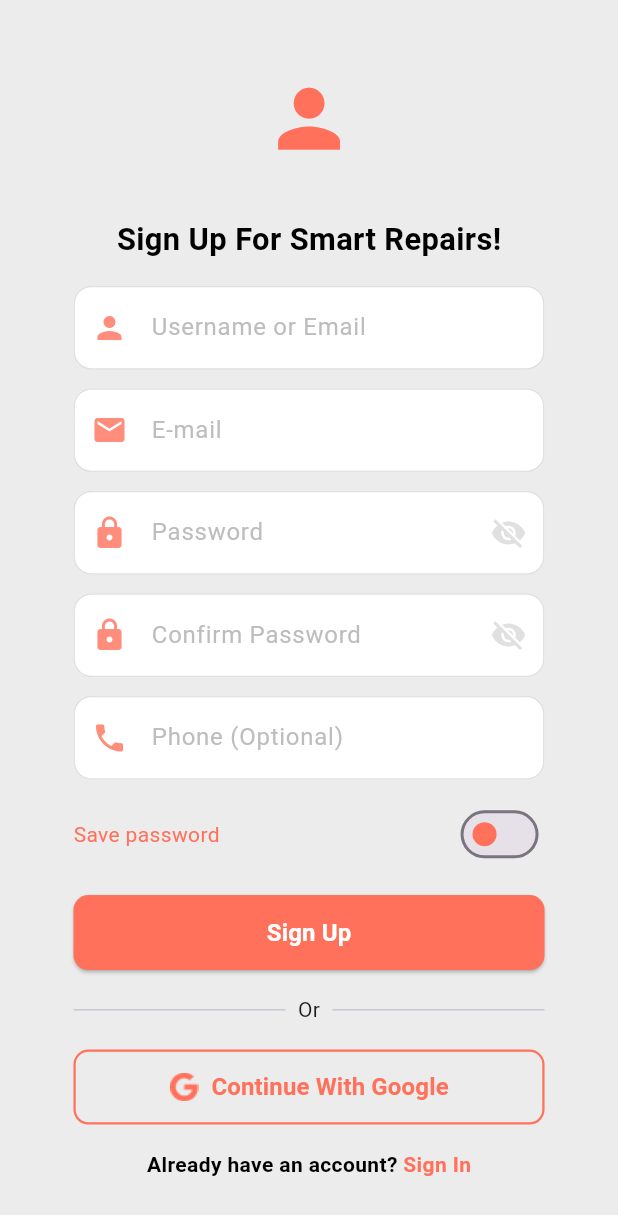
After one commit to Ushna-FS/FixiBot-FYP, a Flutter app: the SignupScreen screen opened by its route, on a phone screen of 412 x 824 dp. The commit adds this screen. Shown: the top 1215 px of the screen. Run offline on Flutter 3.47's test engine with Material 3 defaults, Android fonts, the phone set to English and light mode, and no system bars; our stand-ins replace get, google_fonts.

Commit message:
add sign up page and routes

```diff
--- a/lib/constants/app_colors.dart
+++ b/lib/constants/app_colors.dart
@@ -5,5 +5,23 @@ class AppColors {
   static const Color secondaryColor = Color(0xFFECECEC);
   static const Color notificationColor = Color.fromARGB(0, 20,13,79);
   static const Color textColor=Colors.white;
+  static const Color textColor2=Colors.black;
+  static const Color headingColor=Color(0x353539);
+
+static const MaterialColor mainSwatch = MaterialColor(
+    0xFFFF715B,
+    <int, Color>{
+      50: Color(0xFFFFE5E0),
+      100: Color(0xFFFFC9C1),
+      200: Color(0xFFFFAFA4),
+      300: Color(0xFFFF9586),
+      400: Color(0xFFFF7C6A),
+      500: Color(0xFFFF715B),
+      600: Color(0xFFE86451),
+      700: Color(0xFFCC5846),
+      800: Color(0xFFB34D3D),
+      900: Color(0xFF993D33),
+    },
+  );
 
 }
--- a/lib/main.dart
+++ b/lib/main.dart
@@ -1,5 +1,10 @@
 import 'package:fixibot_app/screens/splashScreen.dart';
 import 'package:flutter/material.dart';
+import 'package:get/get.dart';
+
+import 'constants/app_colors.dart';
+import 'routes/app_pages.dart';
+import 'routes/app_routes.dart';
 
 void main() {
   runApp(const MyApp());
@@ -10,8 +15,15 @@ class MyApp extends StatelessWidget {
 
   @override
   Widget build(BuildContext context) {
-    return MaterialApp(
-    home: Splashscreen(),
+    return GetMaterialApp(
+      debugShowCheckedModeBanner: false,
+      home: Splashscreen(),
+      getPages: AppPages.pages,
+      initialRoute: AppRoutes.splash,
+      themeMode: ThemeMode.system,
+      theme: ThemeData(
+        primarySwatch: AppColors.mainSwatch,
+      ),
     );
   }
 }
--- /dev/null
+++ b/lib/routes/app_pages.dart
@@ -0,0 +1,14 @@
+import 'package:get/get.dart';
+
+import '../screens/auth/view/signup.dart';
+import '../screens/splashScreen.dart';
+import 'app_routes.dart';
+
+class AppPages {
+  static final List<GetPage> pages = [
+    GetPage(name: AppRoutes.splash, page: () => const Splashscreen()),
+    GetPage(
+        name: AppRoutes.signup,
+        page: () => const SignupScreen(),)
+  ];
+}
--- /dev/null
+++ b/lib/routes/app_routes.dart
@@ -0,0 +1,10 @@
+class AppRoutes {
+  static const String splash="/";
+  static const String onboarding="/onboarding";
+  static const String home = '/home';
+  static const String login = '/login';
+  static const String signup = '/signup';
+  static const String forgotPassword = '/forgotPassword';
+
+
+}
--- /dev/null
+++ b/lib/screens/auth/controller/signUp_controller.dart
@@ -0,0 +1,47 @@
+import 'package:get/get.dart';
+import 'package:flutter/material.dart';
+
+class SignupController extends GetxController {
+  var usernameController = TextEditingController();
+  var emailController = TextEditingController();
+  var passwordController = TextEditingController();
+  var confirmPasswordController = TextEditingController();
+  var phoneController = TextEditingController();
+
+  var isPasswordVisible = false.obs;
+  var isConfirmPasswordVisible = false.obs;
+  var savePassword = false.obs;
+
+  void toggleSavePassword() {
+    savePassword.value = !savePassword.value;
+  }
+
+  void togglePasswordVisibility() {
+    isPasswordVisible.value = !isPasswordVisible.value;
+  }
+
+  void toggleConfirmPasswordVisibility() {
+    isConfirmPasswordVisible.value = !isConfirmPasswordVisible.value;
+  }
+
+  void signup() {
+    if (passwordController.text != confirmPasswordController.text) {
+      Get.snackbar("Error", "Passwords do not match!",
+          snackPosition: SnackPosition.BOTTOM, backgroundColor: Colors.red, colorText: Colors.white);
+      return;
+    }
+
+
+    // Navigate to another page (e.g., login)
+    // Get.to(LoginPage());
+  }
+  void signInNavigation() {
+    // Navigate to another page (e.g., login)
+    // Get.to(LoginPage());
+  }
+  void googleSignIn() {
+    // Simulate Google Sign In
+    // Get.to(LoginPage());
+  }
+
+}
--- /dev/null
+++ b/lib/screens/auth/view/signup.dart
@@ -0,0 +1,146 @@
+import 'package:fixibot_app/constants/app_colors.dart';
+import 'package:flutter/material.dart';
+import 'package:get/get.dart';
+import '../../../widgets/custom_buttons.dart';
+import '../../../widgets/custom_textField.dart';
+import '../controller/signUp_controller.dart';
+
+class SignupScreen extends StatelessWidget {
+  const SignupScreen({Key? key}) : super(key: key);
+
+  @override
+  Widget build(BuildContext context) {
+    final SignupController controller = Get.put(SignupController());
+    final Size screenSize = MediaQuery.of(context).size;
+
+    return Scaffold(
+      backgroundColor: AppColors.secondaryColor,
+      body: Padding(
+        padding: const EdgeInsets.all(16.0),
+        child: Center(
+          child: SingleChildScrollView(
+            padding: EdgeInsets.symmetric(horizontal: screenSize.width * 0.08),
+            child: Column(
+              crossAxisAlignment: CrossAxisAlignment.center,
+              children: [
+                CircleAvatar(
+                  radius: screenSize.width * 0.12,
+                  backgroundColor: AppColors.secondaryColor,
+                  child: Icon(Icons.person,
+                      size: screenSize.width * 0.15,
+                      color: AppColors.mainColor),
+                ),
+                SizedBox(height: screenSize.height * 0.02),
+                Text(
+                  "Sign Up For Smart Repairs!",
+                  style: TextStyle(
+                      fontSize: screenSize.width * 0.05,
+                      fontWeight: FontWeight.bold,
+                      color: AppColors.textColor2),
+                ),
+                SizedBox(height: screenSize.height * 0.02),
+                CustomTextField(
+                  hintText: "Username or Email",
+                  icon: Icons.person,
+                  controller: controller.usernameController,
+                ),
+                SizedBox(height: screenSize.height * 0.015),
+                CustomTextField(
+                  hintText: "E-mail",
+                  icon: Icons.email,
+                  keyboardType: TextInputType.emailAddress,
+                  controller: controller.emailController,
+                ),
+                SizedBox(height: screenSize.height * 0.015),
+                Obx(() => CustomTextField(
+                      hintText: "Password",
+                      icon: Icons.lock,
+                      isPassword: !controller.isPasswordVisible.value,
+                      controller: controller.passwordController,
+                    )),
+                SizedBox(height: screenSize.height * 0.015),
+                Obx(() => CustomTextField(
+                      hintText: "Confirm Password",
+                      icon: Icons.lock,
+                      isPassword: !controller.isConfirmPasswordVisible.value,
+                      controller: controller.confirmPasswordController,
+                    )),
+                SizedBox(height: screenSize.height * 0.015),
+                CustomTextField(
+                  hintText: "Phone (Optional)",
+                  icon: Icons.phone,
+                  keyboardType: TextInputType.phone,
+                  controller: controller.phoneController,
+                ),
+                SizedBox(height: screenSize.height * 0.015),
+                Obx(() => Row(
+                      mainAxisAlignment: MainAxisAlignment.spaceBetween,
+                      children: [
+                        Text("Save password",
+                            style: TextStyle(color: AppColors.mainColor)),
+                        Switch(
+                          inactiveThumbColor: AppColors.mainColor,
+                          activeColor: AppColors.mainColor,
+                          value: controller.savePassword.value,
+                          onChanged: (value) => controller.toggleSavePassword(),
+                        ),
+                      ],
+                    )),
+                SizedBox(height: screenSize.height * 0.02),
+                CustomButton(
+                  text: "Sign Up",
+                  onPressed: controller.signup,
+                ),
+                SizedBox(height: screenSize.height * 0.02),
+                Row(
+                  children: [
+                    Expanded(child: Divider(thickness: 1)),
+                    Padding(
+                      padding: EdgeInsets.symmetric(
+                          horizontal: screenSize.width * 0.02),
+                      child: Text("Or"),
+                    ),
+                    Expanded(child: Divider(thickness: 1)),
+                  ],
+                ),
+                SizedBox(height: screenSize.height * 0.02),
+                CustomButton(
+                  text: "Continue With Google",
+                  onPressed: controller.googleSignIn,
+                  isOutlined: true,
+                  icon: Image.asset(
+                    'assets/icons/google.png',
+                    width: 20,
+                    height: 20,
+                  ),
+                ),
+                SizedBox(height: screenSize.height * 0.02),
+                Row(
+                  mainAxisAlignment: MainAxisAlignment.center,
+                  children: [
+                    const Text(
+                      "Already have an account? ",
+                      style: TextStyle(
+                          color: AppColors.textColor2,
+                          fontWeight: FontWeight.bold),
+                    ),
+                    GestureDetector(
+                      onTap: controller.signInNavigation,
+                      child: const Text(
+                        "Sign In",
+                        style: TextStyle(
+                            color: AppColors.mainColor,
+                            fontWeight: FontWeight.bold),
+                      ),
+                    ),
+                  ],
+                ),
+                SizedBox(height: screenSize.height * 0.01),
+              ],
+            ),
+          ),
+        ),
+      ),
+    );
+  }
+}
--- a/lib/screens/splashScreen.dart
+++ b/lib/screens/splashScreen.dart
@@ -2,6 +2,9 @@ import 'package:fixibot_app/constants/app_colors.dart';
 import 'package:fixibot_app/constants/app_fontStyles.dart';
 import 'package:fixibot_app/loaders/loader.dart';
 import 'package:flutter/material.dart';
+import 'package:get/get.dart';
+
+import 'auth/view/signup.dart';
 
 class Splashscreen extends StatefulWidget {
   const Splashscreen({super.key});
@@ -33,6 +36,12 @@ class _SplashscreenState extends State<Splashscreen> {
           setState(() {
             _animateLogo = true;
           });
+
+            //Navigate to the signup screen
+          Future.delayed(const Duration(milliseconds: 2000), () {
+            Get.off(() => const SignupScreen(), transition: Transition.fadeIn);
+          });
+
         });
       });
     });
--- a/lib/widgets/custom_buttons.dart
+++ b/lib/widgets/custom_buttons.dart
@@ -0,0 +1,71 @@
+import 'package:flutter/material.dart';
+import 'package:fixibot_app/constants/app_colors.dart';
+
+class CustomButton extends StatelessWidget {
+  final String text;
+  final VoidCallback onPressed;
+  final Color color;
+  final Color textColor;
+  final bool isOutlined;
+  final Widget? icon;
+
+  const CustomButton({
+    Key? key,
+    required this.text,
+    required this.onPressed,
+    this.color = AppColors.mainColor,
+    this.textColor = AppColors.textColor,
+    this.isOutlined = false,
+    this.icon,
+  }) : super(key: key);
+
+  @override
+  Widget build(BuildContext context) {
+    return SizedBox(
+      width: double.infinity,
+      height: 50,
+      child: isOutlined
+          ? OutlinedButton(
+              style: OutlinedButton.styleFrom(
+                backgroundColor: Colors.transparent,
+                side: BorderSide(color: AppColors.mainColor, width: 1.5),
+                shape: RoundedRectangleBorder(
+                  borderRadius: BorderRadius.circular(10),
+                ),
+              ),
+              onPressed: onPressed,
+              child: _buildContent(),
+            )
+          : ElevatedButton(
+              style: ElevatedButton.styleFrom(
+                backgroundColor: color,
+                shape: RoundedRectangleBorder(
+                  borderRadius: BorderRadius.circular(10),
+                ),
+              ),
+              onPressed: onPressed,
+              child: _buildContent(),
+            ),
+    );
+  }
+
+  Widget _buildContent() {
+    return Row(
+      mainAxisAlignment: MainAxisAlignment.center,
+      children: [
+        if (icon != null) ...[
+          icon!,
+          const SizedBox(width: 8),
+        ],
+        Text(
+          text,
+          style: TextStyle(
+            fontSize: 16,
+            fontWeight: FontWeight.bold,
+            color: isOutlined ? AppColors.mainColor : textColor,
+          ),
+        ),
+      ],
+    );
+  }
+}
--- a/lib/widgets/custom_textField.dart
+++ b/lib/widgets/custom_textField.dart
@@ -0,0 +1,126 @@
+import 'package:fixibot_app/constants/app_colors.dart';
+import 'package:flutter/material.dart';
+import 'package:flutter/services.dart';
+
+class CustomTextField extends StatefulWidget {
+  final String hintText;
+  final IconData icon;
+  final bool isPassword;
+  final TextEditingController? controller;
+  final TextInputType keyboardType; // Define input type
+
+  const CustomTextField({
+    Key? key,
+    required this.hintText,
+    required this.icon,
+    this.isPassword = false,
+    this.controller,
+    this.keyboardType = TextInputType.text, // Default to text input
+  }) : super(key: key);
+
+  @override
+  _CustomTextFieldState createState() => _CustomTextFieldState();
+}
+
+class _CustomTextFieldState extends State<CustomTextField> {
+  bool _obscureText = true;
+  String? _errorText;
+
+  // Validate user input based on keyboardType
+  String? _validateInput(String value) {
+    if (widget.keyboardType == TextInputType.emailAddress) {
+      // Email validation
+      final emailRegex =
+          RegExp(r'^[a-zA-Z0-9._%+-]+@[a-zA-Z0-9.-]+\.[a-zA-Z]{2,}$');
+      if (!emailRegex.hasMatch(value)) return "Enter a valid email";
+    } else if (widget.keyboardType == TextInputType.number) {
+      // Number validation
+      final numberRegex = RegExp(r'^[0-9]+$');
+      if (!numberRegex.hasMatch(value)) return "Enter a valid number";
+    } else if (widget.keyboardType == TextInputType.name) {
+      // Name validation (letters only)
+      final nameRegex = RegExp(r"^[a-zA-Z\s]+$");
+      if (!nameRegex.hasMatch(value)) return "Enter a valid name";
+    }
+    return null;
+  }
+
+  @override
+  Widget build(BuildContext context) {
+    return Column(
+      crossAxisAlignment: CrossAxisAlignment.start,
+      children: [
+        Container(
+          decoration: BoxDecoration(
+            borderRadius: BorderRadius.circular(12),
+            boxShadow: const [
+              BoxShadow(
+                color: AppColors.secondaryColor, // Soft shadow effect
+                blurRadius: 5,
+                offset: Offset(2, 2),
+              ),
+            ],
+          ),
+          child: TextField(
+            controller: widget.controller,
+            obscureText: widget.isPassword ? _obscureText : false,
+            keyboardType: widget.keyboardType,
+            inputFormatters: widget.keyboardType == TextInputType.number
+                ? [
+                    FilteringTextInputFormatter.digitsOnly
+                  ] // Restrict input to numbers
+                : null,
+            onChanged: (value) {
+              setState(() {
+                _errorText = _validateInput(value); // Validate input
+              });
+            },
+            decoration: InputDecoration(
+              contentPadding:
+                  const EdgeInsets.symmetric(vertical: 16, horizontal: 16),
+              prefixIcon: Icon(
+                widget.icon,
+                color: AppColors.mainColor
+                    .withOpacity(0.8), // Lightened icon color
+              ),
+              hintText: widget.hintText,
+              hintStyle: TextStyle(
+                color: Colors.grey.shade400, // Light grey placeholder text
+              ),
+              filled: true,
+              fillColor: Colors.white, // Background color
+              border: OutlineInputBorder(
+                borderRadius: BorderRadius.circular(12),
+                borderSide: BorderSide.none, // Remove default border
+              ),
+              enabledBorder: OutlineInputBorder(
+                borderRadius: BorderRadius.circular(12),
+                borderSide:
+                    BorderSide(color: Colors.grey.shade300), // Subtle border
+              ),
+              focusedBorder: OutlineInputBorder(
+                borderRadius: BorderRadius.circular(12),
+                borderSide:
+                    const BorderSide(color: AppColors.mainColor, width: 2.0),
+              ),
+              errorText: _errorText, // Show error message
+              suffixIcon: widget.isPassword
+                  ? IconButton(
+                      icon: Icon(
+                        _obscureText ? Icons.visibility_off : Icons.visibility,
+                        color: Colors.grey.shade300,
+                      ),
+                      onPressed: () {
+                        setState(() {
+                          _obscureText = !_obscureText; // Toggle obscureText
+                        });
+                      },
+                    )
+                  : null, // No suffix for non-password fields
+            ),
+          ),
+        ),
+      ],
+    );
+  }
+}
--- a/pubspec.yaml
+++ b/pubspec.yaml
@@ -36,6 +36,7 @@ dependencies:
   # Use with the CupertinoIcons class for iOS style icons.
   cupertino_icons: ^1.0.6
   google_fonts: ^6.2.1
+  get: ^4.7.2
 
 dev_dependencies:
   flutter_test:
@@ -54,7 +55,7 @@ dev_dependencies:
 # The following section is specific to Flutter packages.
 flutter:
   assets:
-    - assets/icons/app-icon.png
+    - assets/icons/
   uses-material-design: true
 
   # To add assets to your application, add an assets section, like this:
```
Also changed, not shown: assets/icons/google.png (added), pubspec.lock.
